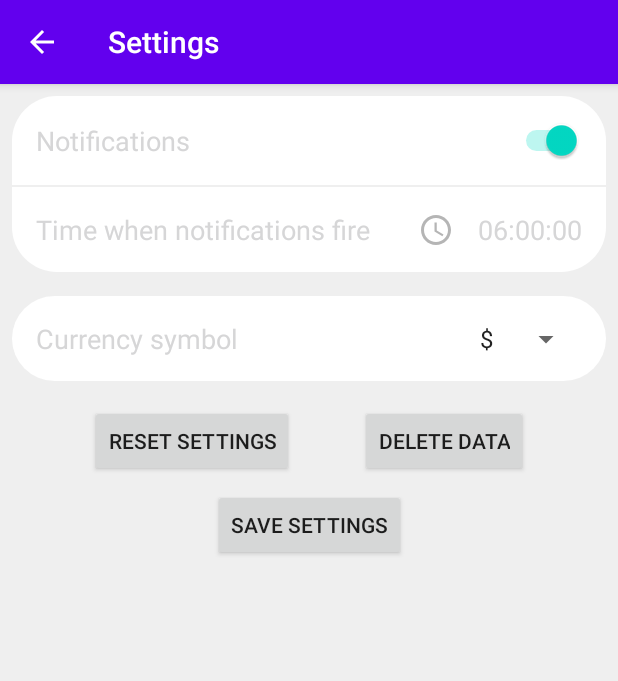
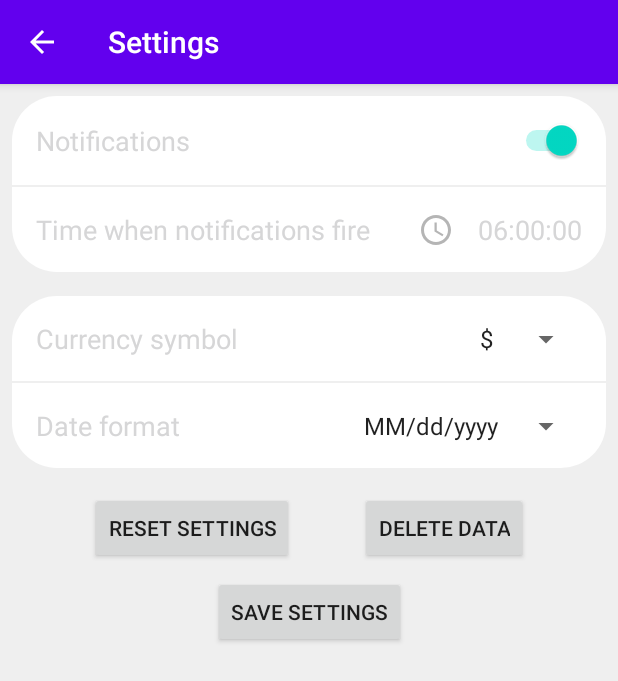
Before and after one commit to mpagliaro98/my-subscriptions, an Android app: the SettingsActivity screen opened directly, with no data from a screen before it, on a phone screen of 412 x 824 dp. Shown: the top 681 px of the screen. Run offline under Robolectric (Android 15) with nearby library versions, the phone set to English and light mode, and no system bars.

Commit message:
Added an option to change the date format setting.

```diff
--- a/app/src/main/java/com/mpagliaro98/mysubscriptions/ui/SettingsActivity.java
+++ b/app/src/main/java/com/mpagliaro98/mysubscriptions/ui/SettingsActivity.java
@@ -106,6 +106,7 @@ public class SettingsActivity extends AppCompatActivity {
             Switch notifSwitch = findViewById(R.id.settings_notifications);
             TextView time = findViewById(R.id.settings_result_notiftime);
             Spinner currencyDropdown = findViewById(R.id.settings_currency_dropdown);
+            Spinner dateFormatDropdown = findViewById(R.id.settings_date_format_dropdown);
 
             // Get the values from the UI
             boolean notificationsOn = notifSwitch.isChecked();
@@ -121,10 +122,11 @@ public class SettingsActivity extends AppCompatActivity {
                 notifTime = calendar.getTime();
             }
             String currencySymbol = (String)currencyDropdown.getSelectedItem();
+            String dateFormat = (String)dateFormatDropdown.getSelectedItem();
 
             // Save the settings and display a success message if it works
             settingsManager.setSettings(notificationsOn, notifTime, currencySymbol,
-                    getString(R.string.date_format_default), getApplicationContext());
+                    dateFormat, getApplicationContext());
             MainActivity.setRecurringAlarm(getApplicationContext());
             Snackbar successBar = Snackbar.make(findViewById(android.R.id.content),
                     R.string.settings_snackbar_success, Snackbar.LENGTH_LONG);
@@ -244,6 +246,7 @@ public class SettingsActivity extends AppCompatActivity {
         ImageView timePicker = findViewById(R.id.settings_time_picker);
         final TextView time = findViewById(R.id.settings_result_notiftime);
         Spinner currencyDropdown = findViewById(R.id.settings_currency_dropdown);
+        Spinner dateFormatDropdown = findViewById(R.id.settings_date_format_dropdown);
 
         // Set notifications to be on or off
         notifSwitch.setChecked(settingsManager.getNotificationsOn());
@@ -292,5 +295,13 @@ public class SettingsActivity extends AppCompatActivity {
                 currencyDropdown.setSelection(i);
             }
         }
+
+        // Set the initial selection in the dropdown for date formats
+        String[] dateFormatArray = getResources().getStringArray(R.array.array_date_format);
+        for (int i = 0; i < dateFormatArray.length; i++) {
+            if (settingsManager.getDateFormat().equals(dateFormatArray[i])) {
+                dateFormatDropdown.setSelection(i);
+            }
+        }
     }
 }
--- a/app/src/main/res/layout/activity_settings.xml
+++ b/app/src/main/res/layout/activity_settings.xml
@@ -156,6 +156,7 @@
                 app:layout_constraintEnd_toEndOf="parent"
                 app:layout_constraintStart_toStartOf="parent"
                 app:layout_constraintTop_toBottomOf="@id/settings_constr_layout1">
+
                 <androidx.constraintlayout.widget.ConstraintLayout
                     android:id="@+id/settings_sublayout3"
                     android:layout_width="match_parent"
@@ -165,11 +166,9 @@
                     android:layout_marginTop="16dp"
                     android:layout_marginEnd="16dp"
                     android:layout_marginRight="16dp"
-                    android:layout_marginBottom="16dp"
                     app:layout_constraintEnd_toEndOf="parent"
                     app:layout_constraintStart_toStartOf="parent"
-                    app:layout_constraintTop_toTopOf="parent"
-                    app:layout_constraintBottom_toBottomOf="parent">
+                    app:layout_constraintTop_toTopOf="parent">
 
                     <TextView
                         android:id="@+id/settings_text_currency"
@@ -195,6 +194,59 @@
                         app:layout_constraintBottom_toBottomOf="parent"
                         app:layout_constraintEnd_toEndOf="parent"
                         app:layout_constraintStart_toEndOf="@+id/settings_text_currency"
+                        app:layout_constraintTop_toTopOf="parent" />
+
+                </androidx.constraintlayout.widget.ConstraintLayout>
+
+                <View
+                    android:id="@+id/settings_horizontal2"
+                    android:layout_width="0dp"
+                    android:layout_height="1dp"
+                    android:layout_marginTop="16dp"
+                    android:background="@color/colorLightGreyBG"
+                    app:layout_constraintEnd_toEndOf="parent"
+                    app:layout_constraintStart_toStartOf="parent"
+                    app:layout_constraintTop_toBottomOf="@+id/settings_sublayout3" />
+
+                <androidx.constraintlayout.widget.ConstraintLayout
+                    android:id="@+id/settings_sublayout4"
+                    android:layout_width="match_parent"
+                    android:layout_height="wrap_content"
+                    android:layout_marginStart="16dp"
+                    android:layout_marginLeft="16dp"
+                    android:layout_marginTop="16dp"
+                    android:layout_marginEnd="16dp"
+                    android:layout_marginRight="16dp"
+                    android:layout_marginBottom="16dp"
+                    app:layout_constraintBottom_toBottomOf="parent"
+                    app:layout_constraintEnd_toEndOf="parent"
+                    app:layout_constraintStart_toStartOf="parent"
+                    app:layout_constraintTop_toBottomOf="@id/settings_horizontal2">
+
+                    <TextView
+                        android:id="@+id/settings_text_date_format"
+                        android:layout_width="0dp"
+                        android:layout_height="wrap_content"
+                        android:layout_marginEnd="8dp"
+                        android:layout_marginRight="8dp"
+                        android:text="@string/settings_text_date_format"
+                        android:textColor="@color/solid_black"
+                        android:textSize="18sp"
+                        app:layout_constraintBottom_toBottomOf="parent"
+                        app:layout_constraintEnd_toStartOf="@+id/settings_date_format_dropdown"
+                        app:layout_constraintStart_toStartOf="parent"
+                        app:layout_constraintTop_toTopOf="parent" />
+
+                    <Spinner
+                        android:id="@+id/settings_date_format_dropdown"
+                        android:layout_width="wrap_content"
+                        android:layout_height="wrap_content"
+                        android:layout_marginStart="8dp"
+                        android:layout_marginLeft="8dp"
+                        android:entries="@array/array_date_format"
+                        app:layout_constraintBottom_toBottomOf="parent"
+                        app:layout_constraintEnd_toEndOf="parent"
+                        app:layout_constraintStart_toEndOf="@+id/settings_text_date_format"
                         app:layout_constraintTop_toTopOf="parent" />
 
                 </androidx.constraintlayout.widget.ConstraintLayout>
--- a/app/src/main/res/values/strings.xml
+++ b/app/src/main/res/values/strings.xml
@@ -99,6 +99,7 @@
     <string name="settings_text_notifications">Notifications</string>
     <string name="settings_text_notiftime">Time when notifications fire</string>
     <string name="settings_text_currency">Currency symbol</string>
+    <string name="settings_text_date_format">Date format</string>
     <string name="settings_save_button">Save Settings</string>
     <string name="settings_reset_button">Reset Settings</string>
     <string name="settings_reset_message">Would you like to set your settings to their default values?</string>
```
